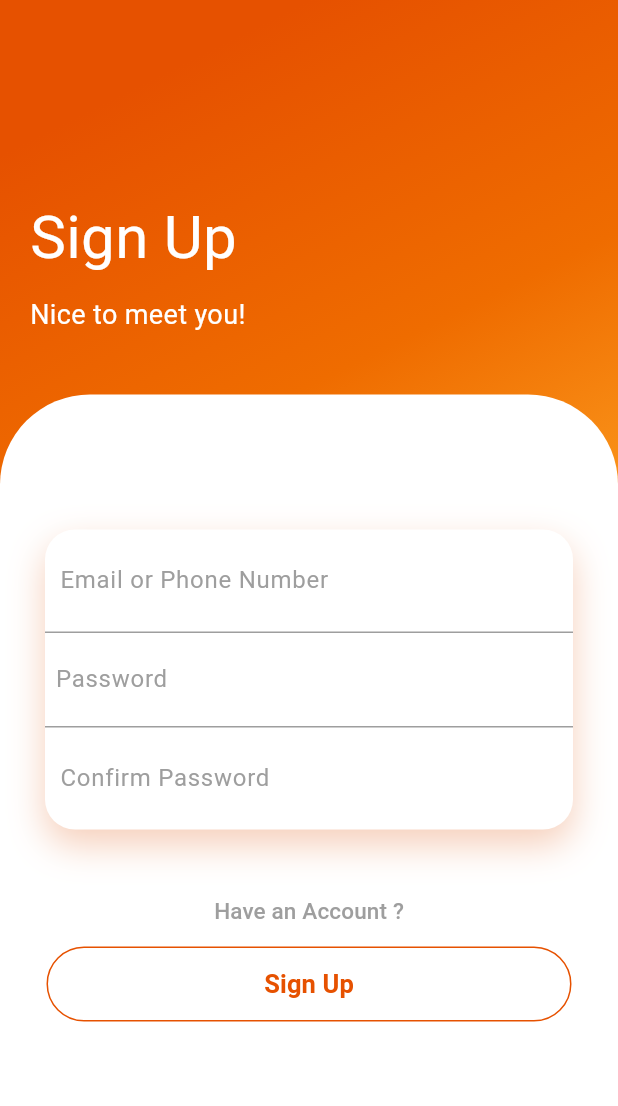
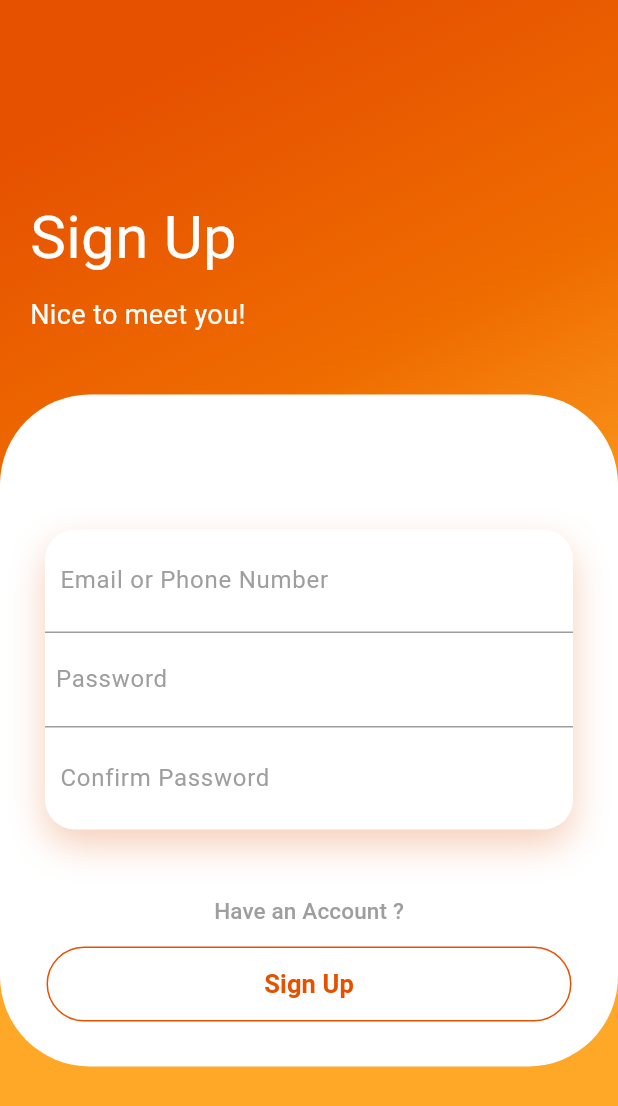
Before and after one commit to tatamamayo/loginpage1_flutterUI, a Flutter app: the screen it shows after launch, after a tap on "Sign Up", on a phone screen of 412 x 824 dp. Shown: the top 1106 px of the screen. Run offline on Flutter 3.47's test engine with Material 3 defaults, Android fonts, the phone set to English and light mode, and no system bars.

Commit message:
perbaikan ovelflow

```diff
--- a/lib/LoginPage.dart
+++ b/lib/LoginPage.dart
@@ -44,10 +44,11 @@ class LoginPage extends StatelessWidget {
             ),
             SizedBox(height: 20,),
             Expanded(
+              child: SingleChildScrollView(
                 child: Container(
                   decoration: BoxDecoration(
                     color: Colors.white,
-                  borderRadius: BorderRadius.only(topLeft: Radius.circular(60), topRight: Radius.circular(60))
+                    borderRadius: BorderRadius.all(Radius.circular(60))
                   ),
                   child: Padding(
                     padding: EdgeInsets.all(30),
@@ -81,9 +82,6 @@ class LoginPage extends StatelessWidget {
                               ),
                               Container(
                                 padding: EdgeInsets.all(10),
-                              decoration: BoxDecoration(
-                                  // border: Border(bottom: BorderSide(color: Colors.grey))
-                              ),
                                 child: TextField(
                                   decoration: InputDecoration(
                                       hintText: 'Password',
@@ -144,6 +142,7 @@ class LoginPage extends StatelessWidget {
                     ),
                   ),
                 ),
+              ),
             )
           ],
         ),
--- a/lib/RegisterPage.dart
+++ b/lib/RegisterPage.dart
@@ -42,10 +42,11 @@ class RegisterPage extends StatelessWidget {
             ),
             const SizedBox(height: 20,),
             Expanded(
+              child: SingleChildScrollView(
                 child: Container(
                   decoration: const BoxDecoration(
                       color: Colors.white,
-                    borderRadius: BorderRadius.only(topLeft: Radius.circular(60), topRight: Radius.circular(60))
+                      borderRadius: BorderRadius.all(Radius.circular(60))
                   ),
                   child: Padding(
                     padding: const EdgeInsets.all(30),
@@ -127,6 +128,7 @@ class RegisterPage extends StatelessWidget {
                     ),
                   ),
               ),
+              ),
           ],
         ),
       ),
```
Also changed, not shown: lib/MyStateFul.dart (+6 -2 lines), flutter_01.png (added), flutter_02.png (added), flutter_03.png (added). Lines whose indentation alone changed are shown as unchanged.
